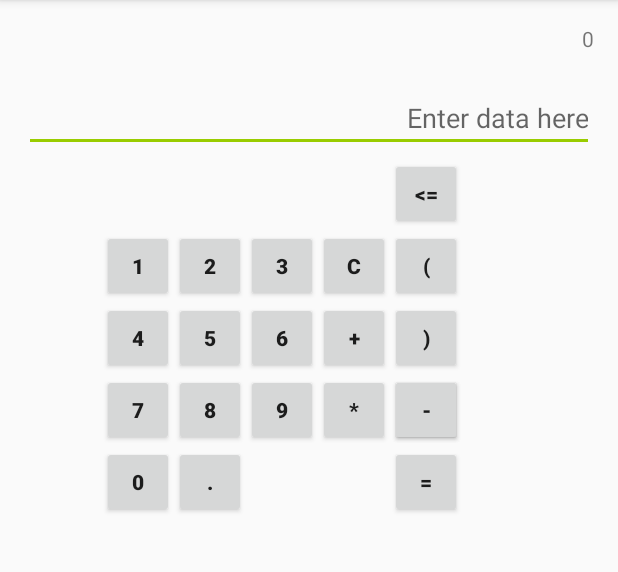
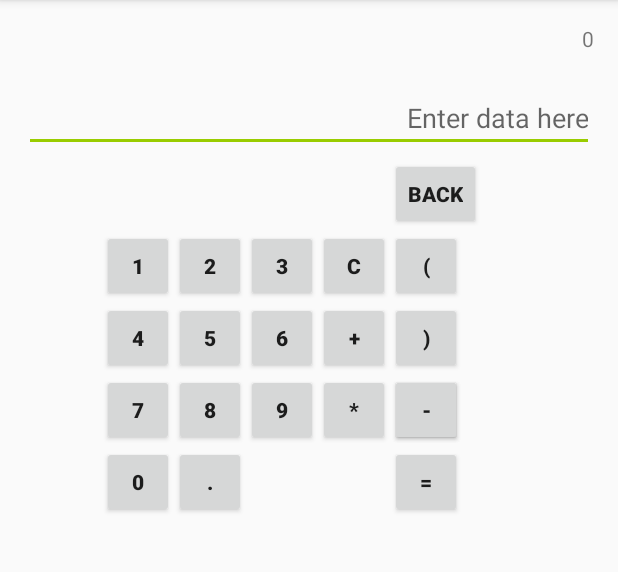
Before and after one commit to vonschbo/my-simple-android-calculator, an Android app: the screen it shows after launch (MainActivity), on a phone screen of 412 x 824 dp, the part 84-656 px from its top. Run offline under Robolectric (Android 15) with nearby library versions, the phone set to English and light mode, and no system bars.

```diff
--- a/app/src/main/res/layout/activity_main.xml
+++ b/app/src/main/res/layout/activity_main.xml
@@ -267,7 +267,7 @@
         style="?android:attr/buttonStyleSmall"
         android:layout_width="wrap_content"
         android:layout_height="wrap_content"
-        android:text="&lt;="
+        android:text="Back"
         android:id="@+id/button_back"
         android:textStyle="bold"
         android:onClick="Btn_Back"
```
Also changed, not shown: 2 other files.
